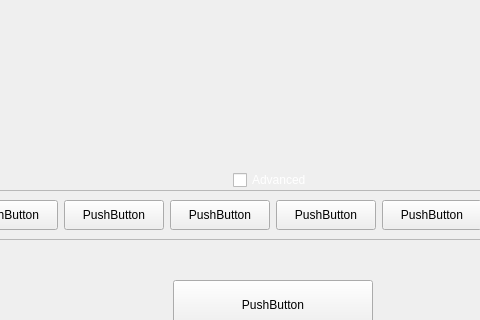
Old version of the form src/qt/forms/send.ui in the repository eons-finance/ALQO; both pictures show x 204 to 684 and y 360 to 680 of the 953 by 779 pixel window.
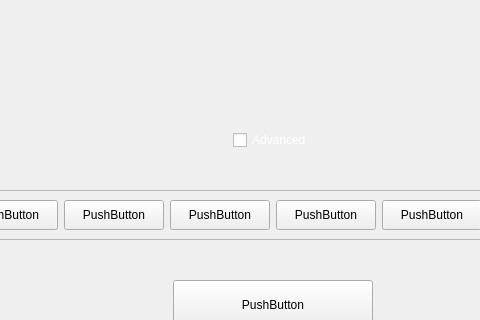
New version of the form.

Patch:
```diff
--- a/src/qt/forms/send.ui
+++ b/src/qt/forms/send.ui
@@ -246,22 +246,6 @@
          </widget>
         </widget>
        </item>
-       <item>
-        <spacer name="verticalSpacer_4">
-         <property name="orientation">
-          <enum>Qt::Vertical</enum>
-         </property>
-         <property name="sizeType">
-          <enum>QSizePolicy::Fixed</enum>
-         </property>
-         <property name="sizeHint" stdset="0">
-          <size>
-           <width>20</width>
-           <height>20</height>
-          </size>
-         </property>
-        </spacer>
-       </item>
        <item>
         <layout class="QHBoxLayout" name="horizontalLayout_2">
          <item>
@@ -302,6 +286,19 @@
          </item>
         </layout>
        </item>
+       <item>
+        <spacer name="verticalSpacer_5">
+         <property name="orientation">
+          <enum>Qt::Vertical</enum>
+         </property>
+         <property name="sizeHint" stdset="0">
+          <size>
+           <width>20</width>
+           <height>40</height>
+          </size>
+         </property>
+        </spacer>
+       </item>
        <item>
         <layout class="QHBoxLayout" name="horizontalLayout_3">
          <item>
```
